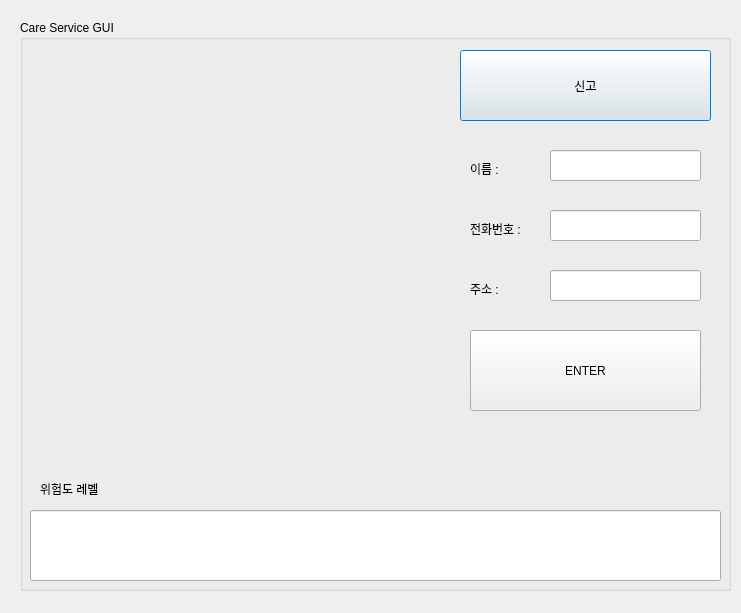
addinedu-ros-5th/iot-repo-1, file source/care_service.ui: the form before one commit.
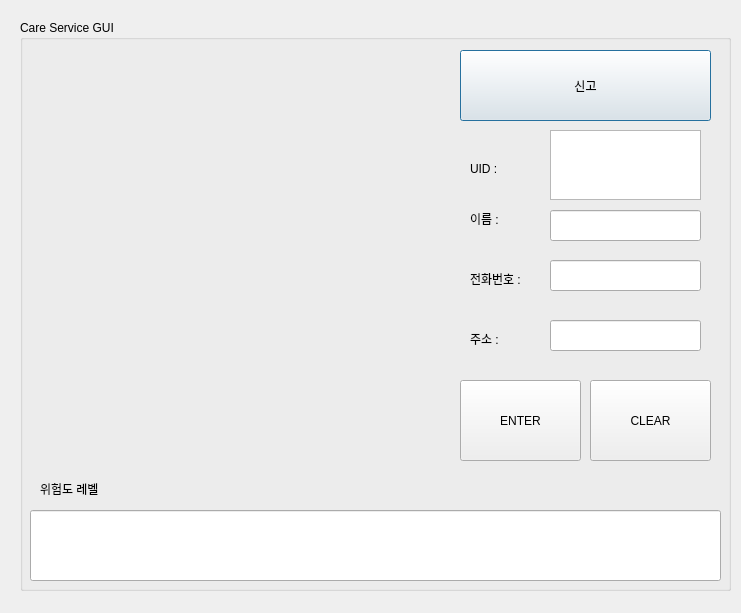
The form after the commit.

```diff
--- a/source/care_service.ui
+++ b/source/care_service.ui
@@ -65,17 +65,20 @@
     <property name="geometry">
      <rect>
       <x>530</x>
-      <y>130</y>
+      <y>190</y>
       <width>151</width>
       <height>31</height>
      </rect>
     </property>
+    <property name="alignment">
+     <set>Qt::AlignCenter</set>
+    </property>
    </widget>
    <widget class="QLabel" name="namelabel">
     <property name="geometry">
      <rect>
       <x>450</x>
-      <y>140</y>
+      <y>190</y>
       <width>67</width>
       <height>17</height>
      </rect>
@@ -88,7 +91,7 @@
     <property name="geometry">
      <rect>
       <x>450</x>
-      <y>200</y>
+      <y>250</y>
       <width>67</width>
       <height>17</height>
      </rect>
@@ -101,17 +104,20 @@
     <property name="geometry">
      <rect>
       <x>530</x>
-      <y>190</y>
+      <y>240</y>
       <width>151</width>
       <height>31</height>
      </rect>
     </property>
+    <property name="alignment">
+     <set>Qt::AlignCenter</set>
+    </property>
    </widget>
    <widget class="QLabel" name="addlabel">
     <property name="geometry">
      <rect>
       <x>450</x>
-      <y>260</y>
+      <y>310</y>
       <width>67</width>
       <height>17</height>
      </rect>
@@ -124,18 +130,21 @@
     <property name="geometry">
      <rect>
       <x>530</x>
-      <y>250</y>
+      <y>300</y>
       <width>151</width>
       <height>31</height>
      </rect>
     </property>
+    <property name="alignment">
+     <set>Qt::AlignCenter</set>
+    </property>
    </widget>
    <widget class="QPushButton" name="btn_enter">
     <property name="geometry">
      <rect>
-      <x>450</x>
-      <y>310</y>
-      <width>231</width>
+      <x>440</x>
+      <y>360</y>
+      <width>121</width>
       <height>81</height>
      </rect>
     </property>
@@ -156,6 +165,45 @@
      <string>위험도 레벨</string>
     </property>
    </widget>
+   <widget class="QLabel" name="label_5">
+    <property name="geometry">
+     <rect>
+      <x>450</x>
+      <y>140</y>
+      <width>67</width>
+      <height>17</height>
+     </rect>
+    </property>
+    <property name="text">
+     <string>UID :</string>
+    </property>
+   </widget>
+   <widget class="QPushButton" name="btn_clear">
+    <property name="geometry">
+     <rect>
+      <x>570</x>
+      <y>360</y>
+      <width>121</width>
+      <height>81</height>
+     </rect>
+    </property>
+    <property name="text">
+     <string>CLEAR</string>
+    </property>
+   </widget>
+   <widget class="QTextEdit" name="text_edit">
+    <property name="geometry">
+     <rect>
+      <x>530</x>
+      <y>110</y>
+      <width>151</width>
+      <height>70</height>
+     </rect>
+    </property>
+    <property name="readOnly">
+     <bool>true</bool>
+    </property>
+   </widget>
   </widget>
  </widget>
  <resources/>
```
Left out of the diff: 8 changed lines with no effect on the pictures.
